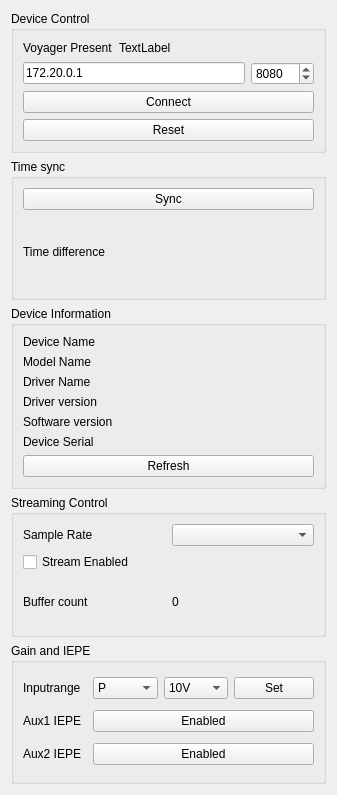
First picture: the form in Debugger/Components/Controls.ui, repository Microflown-Technologies/DAQ-Driver, before the edit.
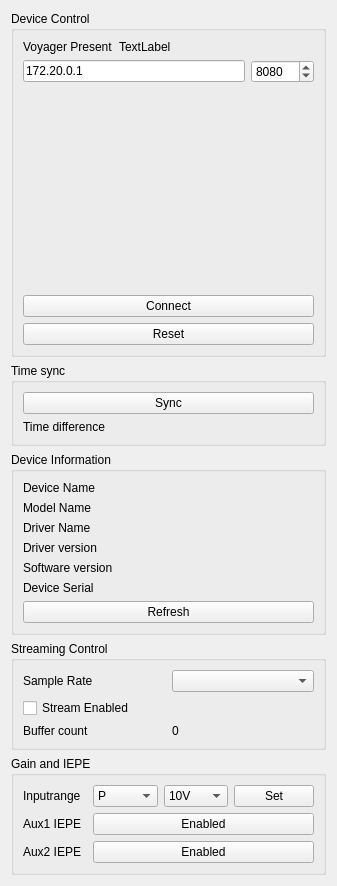
Second picture: the form after the edit. Custom widgets are drawn as their Qt base class.

Commit message: Implemented mdns discovery of Voyager

Diff of the .ui file:
```diff
--- a/Debugger/Components/Controls.ui
+++ b/Debugger/Components/Controls.ui
@@ -7,7 +7,7 @@
     <x>0</x>
     <y>0</y>
     <width>337</width>
-    <height>795</height>
+    <height>866</height>
    </rect>
   </property>
   <property name="windowTitle">
@@ -273,13 +273,6 @@
       <string>Device Control</string>
      </property>
      <layout class="QGridLayout" name="gridLayout_4">
-      <item row="0" column="0">
-       <widget class="QLabel" name="label_3">
-        <property name="text">
-         <string>Voyager Present</string>
-        </property>
-       </widget>
-      </item>
       <item row="1" column="0" colspan="3">
        <widget class="QLineEdit" name="txt_hostname">
         <property name="text">
@@ -287,6 +280,13 @@
         </property>
        </widget>
       </item>
+      <item row="4" column="0" colspan="4">
+       <widget class="QPushButton" name="btn_resetDevice">
+        <property name="text">
+         <string>Reset</string>
+        </property>
+       </widget>
+      </item>
       <item row="0" column="1" colspan="2">
        <widget class="QLabel" name="lbl_present">
         <property name="text">
@@ -304,7 +304,14 @@
         </property>
        </widget>
       </item>
-      <item row="2" column="0" colspan="4">
+      <item row="0" column="0">
+       <widget class="QLabel" name="label_3">
+        <property name="text">
+         <string>Voyager Present</string>
+        </property>
+       </widget>
+      </item>
+      <item row="3" column="0" colspan="4">
        <widget class="QPushButton" name="btn_connect">
         <property name="text">
          <string>Connect</string>
@@ -314,10 +321,13 @@
         </property>
        </widget>
       </item>
-      <item row="3" column="0" colspan="4">
-       <widget class="QPushButton" name="btn_resetDevice">
-        <property name="text">
-         <string>Reset</string>
+      <item row="2" column="0" colspan="4">
+       <widget class="DiscoveredVoyagerList" name="widget" native="true">
+        <property name="minimumSize">
+         <size>
+          <width>0</width>
+          <height>200</height>
+         </size>
         </property>
        </widget>
       </item>
@@ -356,6 +366,14 @@
    </item>
   </layout>
  </widget>
+ <customwidgets>
+  <customwidget>
+   <class>DiscoveredVoyagerList</class>
+   <extends>QWidget</extends>
+   <header>Components/DiscoveredVoyagerList.h</header>
+   <container>1</container>
+  </customwidget>
+ </customwidgets>
  <resources/>
  <connections/>
 </ui>
```
The commit also changes 30 other files.
